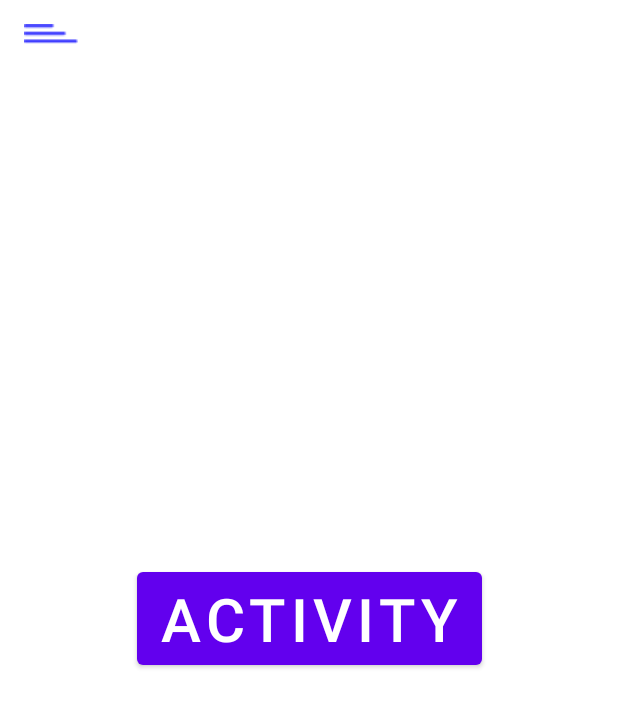
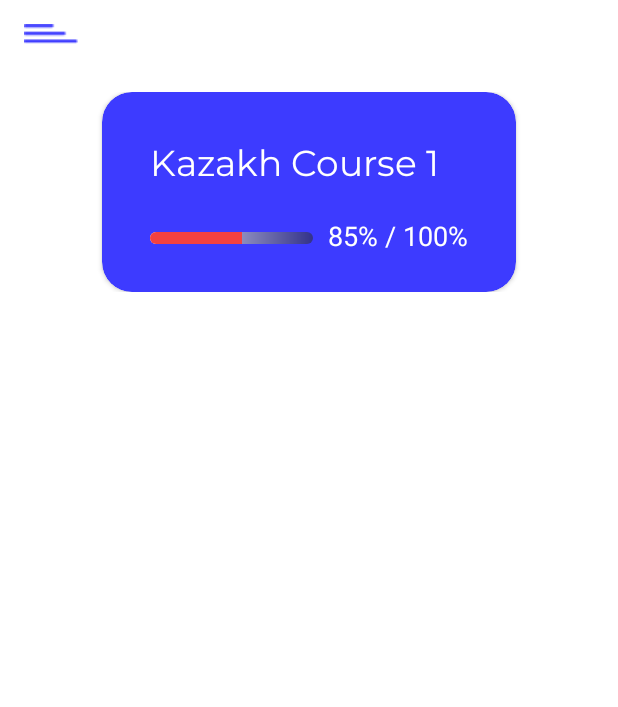
Before and after one commit to 866375/QazTutor, an Android app: the screen it shows after launch once a user with an empty profile is signed in (MainActivity), on a phone screen of 412 x 824 dp. Shown: the top 707 px of the screen. Run offline under Robolectric (Android 15) with nearby library versions, the phone set to English and light mode, and no system bars; our stand-ins replace Firebase (no records; nobody signed in at launch, a user with empty details on screens opened directly); Roboto replaces fonts that are not available here.

Commit message:
main course name

```diff
--- a/app/src/main/java/com/example/qaztutor/MainActivity.kt
+++ b/app/src/main/java/com/example/qaztutor/MainActivity.kt
@@ -42,10 +42,6 @@ class MainActivity : AppCompatActivity() {
             mBinding.drawerLayout.openDrawer(Gravity.START)
         }
 
-        mBinding.testBtn.setOnClickListener {
-            Toast.makeText(mActivity, "Clicked", Toast.LENGTH_SHORT).show()
-        }
-
         mBinding.navView.setNavigationItemSelectedListener {
             when (it.itemId) {
                 R.id.navHome -> Toast.makeText(mActivity, "Home clicked", Toast.LENGTH_SHORT).show()
@@ -68,6 +64,8 @@ class MainActivity : AppCompatActivity() {
             startActivity(intent)
             finish()
         }
+
+        mBinding.mainProgressBar.setProgress(56)
     }
 
     override fun onOptionsItemSelected(item: MenuItem): Boolean {
--- /dev/null
+++ b/app/src/main/res/drawable/gradient_progressbar.xml
@@ -0,0 +1,25 @@
+<?xml version="1.0" encoding="utf-8"?>
+<layer-list xmlns:android="http://schemas.android.com/apk/res/android">
+
+    <item android:id="@android:id/background">
+        <shape>
+            <corners android:radius="5dp" />
+            <gradient
+                android:endColor="#33328A"
+                android:startColor="#FFFFFF" />
+        </shape>
+    </item>
+
+    <item android:id="@android:id/progress">
+        <clip>
+            <shape>
+                <corners android:radius="5dp" />
+                <gradient
+                    android:endColor="#F34141"
+                    android:startColor="#F34141" />
+            </shape>
+        </clip>
+    </item>
+
+
+</layer-list>
--- a/app/src/main/res/layout/activity_main.xml
+++ b/app/src/main/res/layout/activity_main.xml
@@ -23,17 +23,86 @@
             app:layout_constraintStart_toStartOf="parent"
             app:layout_constraintTop_toTopOf="parent" />
 
+        <androidx.constraintlayout.widget.ConstraintLayout
+            android:layout_width="match_parent"
+            android:layout_height="wrap_content"
+            android:layout_marginTop="32dp"
+            app:layout_constraintTop_toBottomOf="@id/navHam">
 
-        <Button
-            android:id="@+id/testBtn"
-            android:layout_width="wrap_content"
-            android:layout_height="wrap_content"
-            android:text="Activity"
-            android:textSize="40sp"
-            app:layout_constraintBottom_toBottomOf="parent"
-            app:layout_constraintEnd_toEndOf="parent"
-            app:layout_constraintStart_toStartOf="parent"
-            app:layout_constraintTop_toTopOf="parent" />
+            <androidx.cardview.widget.CardView
+                android:layout_width="match_parent"
+                android:layout_height="wrap_content"
+                android:layout_marginHorizontal="68dp"
+                android:backgroundTint="@color/themeColor"
+                app:cardCornerRadius="20dp"
+                app:layout_constraintBottom_toBottomOf="parent"
+                app:layout_constraintEnd_toEndOf="parent"
+                app:layout_constraintStart_toStartOf="parent"
+                app:layout_constraintTop_toTopOf="parent">
+
+                <androidx.constraintlayout.widget.ConstraintLayout
+                    android:layout_width="match_parent"
+                    android:layout_height="wrap_content"
+                    android:paddingHorizontal="32dp">
+
+                    <TextView
+                        android:id="@+id/mainCourseName"
+                        android:layout_width="match_parent"
+                        android:layout_height="wrap_content"
+                        android:layout_marginTop="32dp"
+                        android:fontFamily="@font/montserrat"
+                        android:paddingBottom="16dp"
+                        android:text="Kazakh Course 1"
+                        android:textColor="@color/white"
+                        android:textSize="24sp"
+                        app:layout_constraintEnd_toEndOf="parent"
+                        app:layout_constraintStart_toStartOf="parent"
+                        app:layout_constraintTop_toTopOf="parent" />
+
+                    <ProgressBar
+                        android:id="@+id/mainProgressBar"
+                        style="@style/Widget.AppCompat.ProgressBar.Horizontal"
+                        android:layout_width="0dp"
+                        android:layout_height="8dp"
+                        android:progress="45"
+                        android:layout_marginTop="10dp"
+                        android:layout_marginBottom="32dp"
+                        android:progressDrawable="@drawable/gradient_progressbar"
+                        app:layout_constraintBottom_toBottomOf="parent"
+                        app:layout_constraintEnd_toStartOf="@id/mainPercentageTextView"
+                        app:layout_constraintStart_toStartOf="@+id/mainCourseName"
+                        app:layout_constraintTop_toBottomOf="@id/mainCourseName" />
+
+                    <TextView
+                        android:id="@+id/mainPercentageTextView"
+                        android:layout_width="wrap_content"
+                        android:layout_height="wrap_content"
+                        android:layout_marginLeft="10dp"
+                        android:text="85%"
+                        android:textColor="@color/white"
+                        android:textSize="18sp"
+                        app:layout_constraintEnd_toStartOf="@id/divideTextView"
+                        app:layout_constraintStart_toEndOf="@id/mainProgressBar"
+                        app:layout_constraintTop_toBottomOf="@id/mainCourseName" />
+
+                    <TextView
+                        android:id="@+id/divideTextView"
+                        android:layout_width="wrap_content"
+                        android:layout_height="wrap_content"
+                        android:text=" / 100%"
+                        android:textColor="@color/white"
+                        android:textSize="18sp"
+                        app:layout_constraintEnd_toEndOf="parent"
+                        app:layout_constraintTop_toBottomOf="@id/mainCourseName" />
+
+
+                </androidx.constraintlayout.widget.ConstraintLayout>
+
+
+            </androidx.cardview.widget.CardView>
+
+
+        </androidx.constraintlayout.widget.ConstraintLayout>
 
 
     </androidx.constraintlayout.widget.ConstraintLayout>
```
